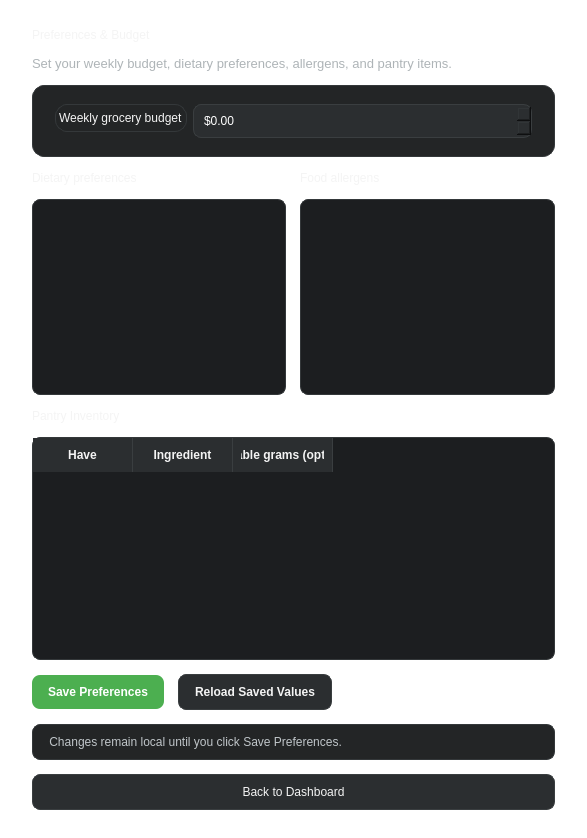
Before: the Qt Designer form gui/pages/PreferencesPage.ui in MichaelAmiot/BudgetBites_CEN3031_SoftwareEngineeringTermProject, drawn with Qt 5.
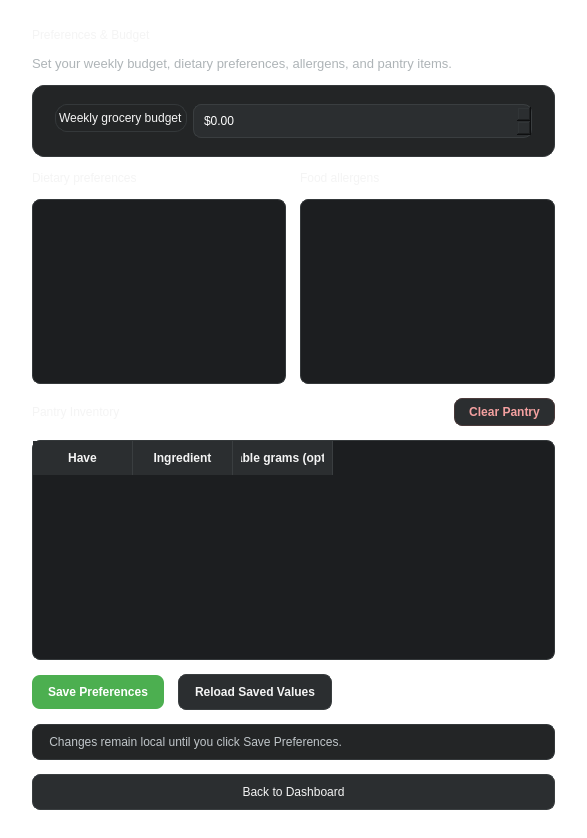
After: the same form once the commit is applied.

Commit message:
Add Clear Pantry button to Preferences page
Adds a confirmation-gated button next to the Pantry Inventory
label that unchecks every ingredient and clears its available
grams. Budget, dietary preferences, and allergens are untouched.
Change is local until Save Preferences is clicked.

```diff
--- a/gui/pages/PreferencesPage.ui
+++ b/gui/pages/PreferencesPage.ui
@@ -197,11 +197,57 @@
     </layout>
    </item>
    <item>
-    <widget class="QLabel" name="pantryLabel">
-     <property name="text">
-      <string>Pantry Inventory</string>
-     </property>
-    </widget>
+    <layout class="QHBoxLayout" name="pantryHeaderLayout">
+     <item>
+      <widget class="QLabel" name="pantryLabel">
+       <property name="text">
+        <string>Pantry Inventory</string>
+       </property>
+      </widget>
+     </item>
+     <item>
+      <spacer name="pantryHeaderSpacer">
+       <property name="orientation">
+        <enum>Qt::Orientation::Horizontal</enum>
+       </property>
+       <property name="sizeHint" stdset="0">
+        <size>
+         <width>40</width>
+         <height>20</height>
+        </size>
+       </property>
+      </spacer>
+     </item>
+     <item>
+      <widget class="QPushButton" name="clearPantryButton">
+       <property name="toolTip">
+        <string>Unchecks every ingredient below and clears its available grams. Click Save Preferences afterward to make it permanent.</string>
+       </property>
+       <property name="styleSheet">
+        <string notr="true">QPushButton {
+    background-color: #2B2E30;
+    color: #F4A0A0;
+    border: 1px solid #4A3A3A;
+    border-radius: 8px;
+    padding: 6px 14px;
+    font-weight: 600;
+}
+
+QPushButton:hover {
+    background-color: #3A2C2C;
+    border-color: #E57373;
+}
+
+QPushButton:pressed {
+    background-color: #2A2020;
+}</string>
+       </property>
+       <property name="text">
+        <string>Clear Pantry</string>
+       </property>
+      </widget>
+     </item>
+    </layout>
    </item>
    <item>
     <widget class="QTableWidget" name="pantryTable">
```
The commit also changes 2 other files.
